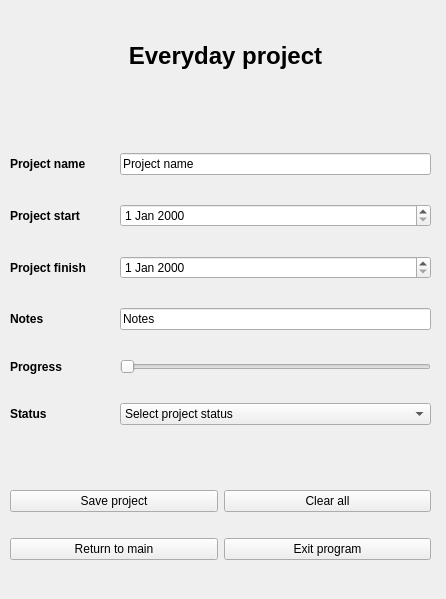
Above: src/interface/everydayProjectEditor.ui from SimonJagerSwe/project_planner_1.0 before the change. Below: the same form after it.
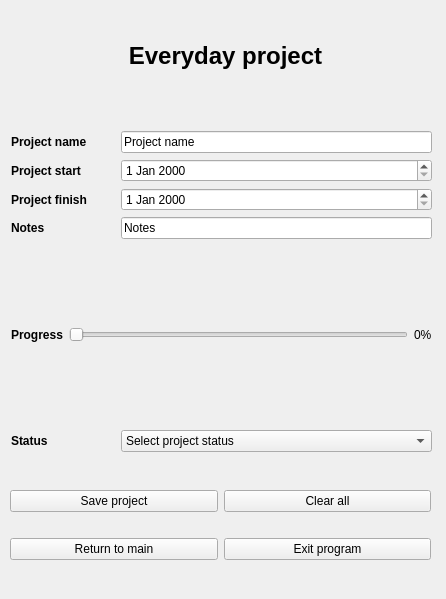
That is the form after the change. Icons and pictures are not drawn.

Commit message: added percentage number to project editor

```diff
--- a/src/interface/everydayProjectEditor.ui
+++ b/src/interface/everydayProjectEditor.ui
@@ -57,16 +57,38 @@
     </item>
    </layout>
   </widget>
-  <widget class="QWidget" name="layoutWidget_2">
+  <widget class="QLabel" name="programmingLabel">
    <property name="geometry">
     <rect>
-     <x>10</x>
-     <y>130</y>
+     <x>20</x>
+     <y>20</y>
+     <width>411</width>
+     <height>71</height>
+    </rect>
+   </property>
+   <property name="font">
+    <font>
+     <pointsize>18</pointsize>
+     <bold>true</bold>
+    </font>
+   </property>
+   <property name="text">
+    <string>Everyday project</string>
+   </property>
+   <property name="alignment">
+    <set>Qt::AlignmentFlag::AlignCenter</set>
+   </property>
+  </widget>
+  <widget class="QWidget" name="">
+   <property name="geometry">
+    <rect>
+     <x>11</x>
+     <y>131</y>
      <width>421</width>
      <height>321</height>
     </rect>
    </property>
-   <layout class="QGridLayout" name="gridEveryday">
+   <layout class="QGridLayout" name="gridLayout">
     <item row="0" column="0">
      <layout class="QHBoxLayout" name="nameLayoutEveryday" stretch="1,3">
       <item>
@@ -112,6 +134,28 @@
       </item>
      </layout>
     </item>
+    <item row="2" column="0">
+     <layout class="QHBoxLayout" name="finishLayoutEveryday" stretch="1,3">
+      <property name="spacing">
+       <number>6</number>
+      </property>
+      <item>
+       <widget class="QLabel" name="finishLabelEveryday">
+        <property name="font">
+         <font>
+          <bold>true</bold>
+         </font>
+        </property>
+        <property name="text">
+         <string>Project finish</string>
+        </property>
+       </widget>
+      </item>
+      <item>
+       <widget class="QDateEdit" name="finishDateEveryday"/>
+      </item>
+     </layout>
+    </item>
     <item row="3" column="0">
      <layout class="QHBoxLayout" name="notesEveryday" stretch="1,3">
       <item>
@@ -136,7 +180,7 @@
      </layout>
     </item>
     <item row="4" column="0">
-     <layout class="QHBoxLayout" name="progressLayoutEveryday" stretch="1,3">
+     <layout class="QHBoxLayout" name="everydayInputLayout">
       <item>
        <widget class="QLabel" name="progressLabelEveryday">
         <property name="font">
@@ -156,6 +200,13 @@
         </property>
        </widget>
       </item>
+      <item>
+       <widget class="QLabel" name="progressPercentageEveryday">
+        <property name="text">
+         <string>0%</string>
+        </property>
+       </widget>
+      </item>
      </layout>
     </item>
     <item row="5" column="0">
@@ -204,52 +255,8 @@
       </item>
      </layout>
     </item>
-    <item row="2" column="0">
-     <layout class="QHBoxLayout" name="finishLayoutEveryday" stretch="1,3">
-      <property name="spacing">
-       <number>6</number>
-      </property>
-      <item>
-       <widget class="QLabel" name="finishLabelEveryday">
-        <property name="font">
-         <font>
-          <bold>true</bold>
-         </font>
-        </property>
-        <property name="text">
-         <string>Project finish</string>
-        </property>
-       </widget>
-      </item>
-      <item>
-       <widget class="QDateEdit" name="finishDateEveryday"/>
-      </item>
-     </layout>
-    </item>
    </layout>
   </widget>
-  <widget class="QLabel" name="programmingLabel">
-   <property name="geometry">
-    <rect>
-     <x>20</x>
-     <y>20</y>
-     <width>411</width>
-     <height>71</height>
-    </rect>
-   </property>
-   <property name="font">
-    <font>
-     <pointsize>18</pointsize>
-     <bold>true</bold>
-    </font>
-   </property>
-   <property name="text">
-    <string>Everyday project</string>
-   </property>
-   <property name="alignment">
-    <set>Qt::AlignmentFlag::AlignCenter</set>
-   </property>
-  </widget>
  </widget>
  <resources/>
  <connections/>
```
The commit also changes 3 other files.
